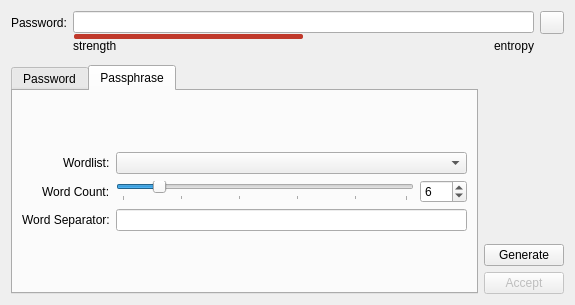
Qt form src/gui/PasswordGeneratorWidget.ui (keepassxreboot/keepassxc) before a commit.
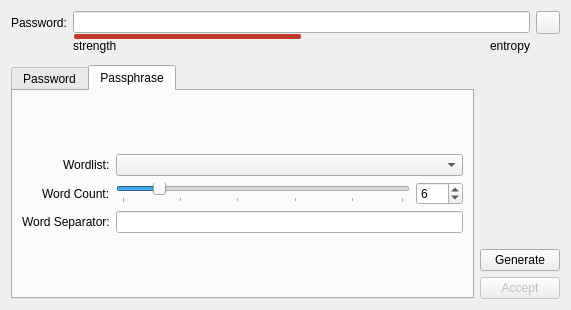
The same form after that commit. The open tabs and pages were chosen to show the change. Custom widgets are drawn as their Qt base class.

Commit message: Improve Russian translations

```diff
--- a/src/gui/PasswordGeneratorWidget.ui
+++ b/src/gui/PasswordGeneratorWidget.ui
@@ -6,8 +6,8 @@
    <rect>
     <x>0</x>
     <y>0</y>
-    <width>575</width>
-    <height>305</height>
+    <width>571</width>
+    <height>310</height>
    </rect>
   </property>
   <property name="sizePolicy">
@@ -578,7 +578,7 @@
              <item row="2" column="1">
               <widget class="QLineEdit" name="editWordSeparator">
                <property name="text">
-                <string> </string>
+                <string/>
                </property>
               </widget>
              </item>
```
Left out of the diff: 2 changed lines with no effect on the pictures. The commit also changes 1 other file.
